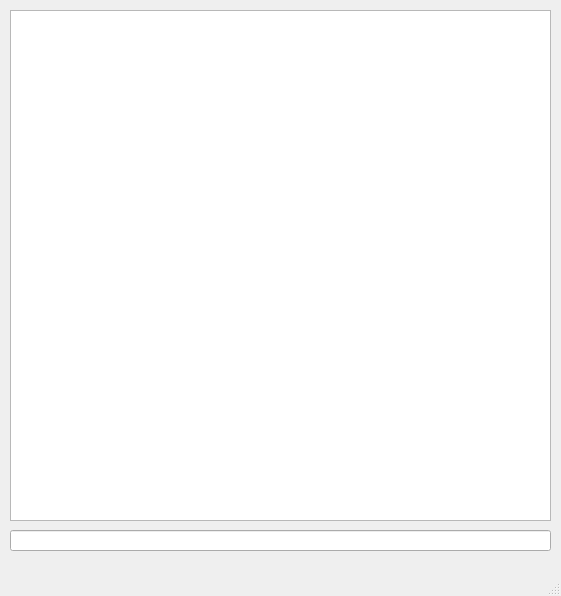
Old version of the form Client/Scripts/gui_layout.ui in the repository HoaxShark/comp260-server.
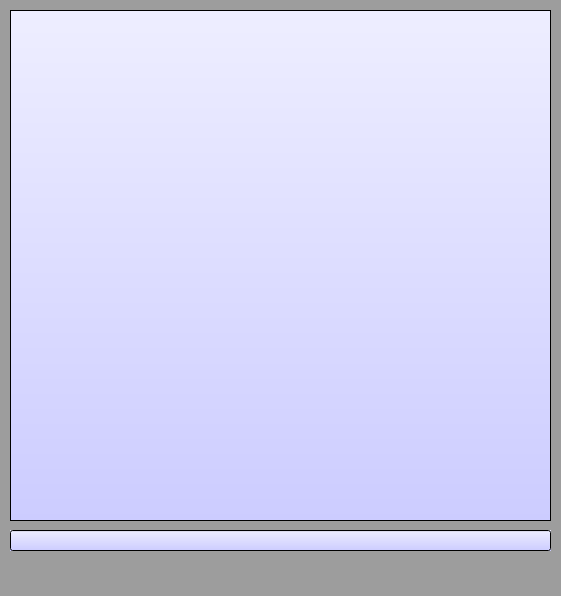
New version of the form.

Diff of the .ui file:
```diff
--- a/Client/Scripts/gui_layout.ui
+++ b/Client/Scripts/gui_layout.ui
@@ -11,7 +11,10 @@
    </rect>
   </property>
   <property name="windowTitle">
-   <string>MainWindow</string>
+   <string>The Best MUD</string>
+  </property>
+  <property name="styleSheet">
+   <string notr="true">background: rgb(157, 157, 157)</string>
   </property>
   <widget class="QWidget" name="centralwidget">
    <widget class="QLineEdit" name="lineEdit">
@@ -23,6 +26,15 @@
       <height>21</height>
      </rect>
     </property>
+    <property name="font">
+     <font>
+      <family>Constantia</family>
+      <pointsize>10</pointsize>
+     </font>
+    </property>
+    <property name="styleSheet">
+     <string notr="true">background: QLinearGradient(x1: 0, y1: 0, x2: 0, y2: 1, stop: 0 #eef, stop: 1 #ccf);</string>
+    </property>
     <property name="clearButtonEnabled">
      <bool>false</bool>
     </property>
@@ -36,9 +48,21 @@
       <height>511</height>
      </rect>
     </property>
+    <property name="font">
+     <font>
+      <family>Constantia</family>
+      <pointsize>10</pointsize>
+     </font>
+    </property>
+    <property name="styleSheet">
+     <string notr="true">background: QLinearGradient(x1: 0, y1: 0, x2: 0, y2: 1, stop: 0 #eef, stop: 1 #ccf);</string>
+    </property>
     <property name="readOnly">
      <bool>true</bool>
     </property>
+    <property name="backgroundVisible">
+     <bool>false</bool>
+    </property>
    </widget>
   </widget>
   <widget class="QMenuBar" name="menubar">
```
